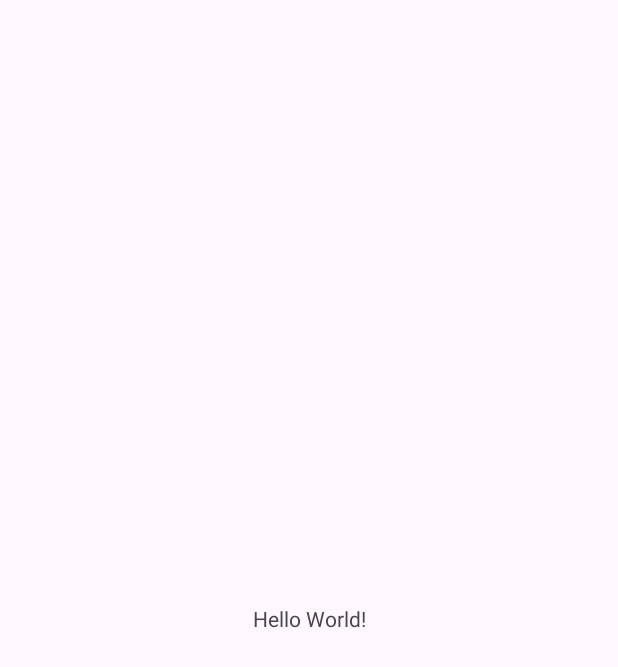
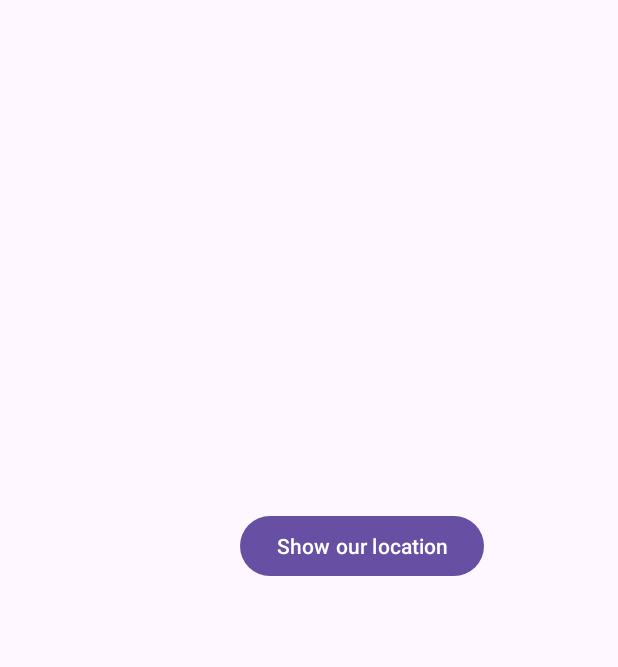
Before and after one commit to PRM392FA24/Final_project_app, an Android app: the screen it shows after launch (MainActivity), on a phone screen of 412 x 824 dp. Before the commit the part shown is almost empty. Shown: the top 667 px of the screen. Run offline under Robolectric (Android 15) with nearby library versions, the phone set to English and light mode, and no system bars.

```diff
--- a/app/build.gradle
+++ b/app/build.gradle
@@ -37,4 +37,9 @@ dependencies {
     testImplementation libs.junit
     androidTestImplementation libs.ext.junit
     androidTestImplementation libs.espresso.core
+
+    //google map
+    implementation libs.play.services.maps
+    implementation libs.play.services.location
+
 }
--- a/app/src/main/java/com/example/prm_groupproject_shop/MainActivity.java
+++ b/app/src/main/java/com/example/prm_groupproject_shop/MainActivity.java
@@ -1,6 +1,8 @@
 package com.example.prm_groupproject_shop;
 
+import android.content.Intent;
 import android.os.Bundle;
+import android.widget.Button;
 
 import androidx.activity.EdgeToEdge;
 import androidx.appcompat.app.AppCompatActivity;
@@ -9,12 +11,21 @@ import androidx.core.view.ViewCompat;
 import androidx.core.view.WindowInsetsCompat;
 
 public class MainActivity extends AppCompatActivity {
+    Button btnShowmap;
 
     @Override
     protected void onCreate(Bundle savedInstanceState) {
         super.onCreate(savedInstanceState);
         EdgeToEdge.enable(this);
         setContentView(R.layout.activity_main);
+
+        btnShowmap = findViewById(R.id.button);
+
+        btnShowmap.setOnClickListener(v -> {
+            Intent intent = new Intent(MainActivity.this, MapActivity.class);
+            startActivity(intent);
+        });
+
         ViewCompat.setOnApplyWindowInsetsListener(findViewById(R.id.main), (v, insets) -> {
             Insets systemBars = insets.getInsets(WindowInsetsCompat.Type.systemBars());
             v.setPadding(systemBars.left, systemBars.top, systemBars.right, systemBars.bottom);
--- a/app/src/main/res/layout/activity_main.xml
+++ b/app/src/main/res/layout/activity_main.xml
@@ -7,12 +7,13 @@
     android:layout_height="match_parent"
     tools:context=".MainActivity">
 
-    <TextView
+    <Button
+        android:id="@+id/button"
         android:layout_width="wrap_content"
         android:layout_height="wrap_content"
-        android:text="Hello World!"
-        app:layout_constraintBottom_toBottomOf="parent"
-        app:layout_constraintEnd_toEndOf="parent"
+        android:layout_marginStart="160dp"
+        android:layout_marginTop="340dp"
+        android:text="Show our location"
         app:layout_constraintStart_toStartOf="parent"
         app:layout_constraintTop_toTopOf="parent" />
 
--- a/gradle/libs.versions.toml
+++ b/gradle/libs.versions.toml
@@ -7,6 +7,8 @@ appcompat = "1.7.0"
 material = "1.12.0"
 activity = "1.9.3"
 constraintlayout = "2.1.4"
+playServicesLocation = "21.3.0"
+playServicesMaps = "18.2.0"
 
 [libraries]
 junit = { group = "junit", name = "junit", version.ref = "junit" }
@@ -17,5 +19,7 @@ material = { group = "com.google.android.material", name = "material", version.r
 activity = { group = "androidx.activity", name = "activity", version.ref = "activity" }
 constraintlayout = { group = "androidx.constraintlayout", name = "constraintlayout", version.ref = "constraintlayout" }
 
+play-services-maps = { group = "com.google.android.gms", name = "play-services-maps", version.ref = "playServicesMaps" }
+play-services-location = { group = "com.google.android.gms", name = "play-services-location", version.ref = "playServicesLocation" }
 [plugins]
 android-application = { id = "com.android.application", version.ref = "agp" }
```
Also changed, not shown: app/src/main/AndroidManifest.xml (+15 -0 lines), app/src/main/java/com/example/prm_groupproject_shop/MapActivity.java (added, +49 -0 lines), app/src/main/res/layout/activity_map.xml (added, +10 -0 lines).
